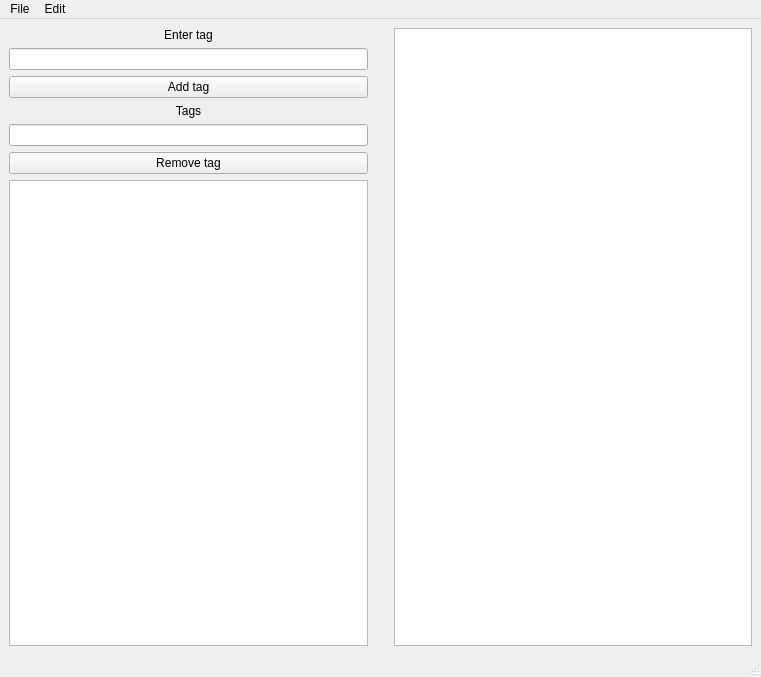
The window that mainwindow.ui (s6fty/Lokisa) describes before a commit, drawn with Qt 5.
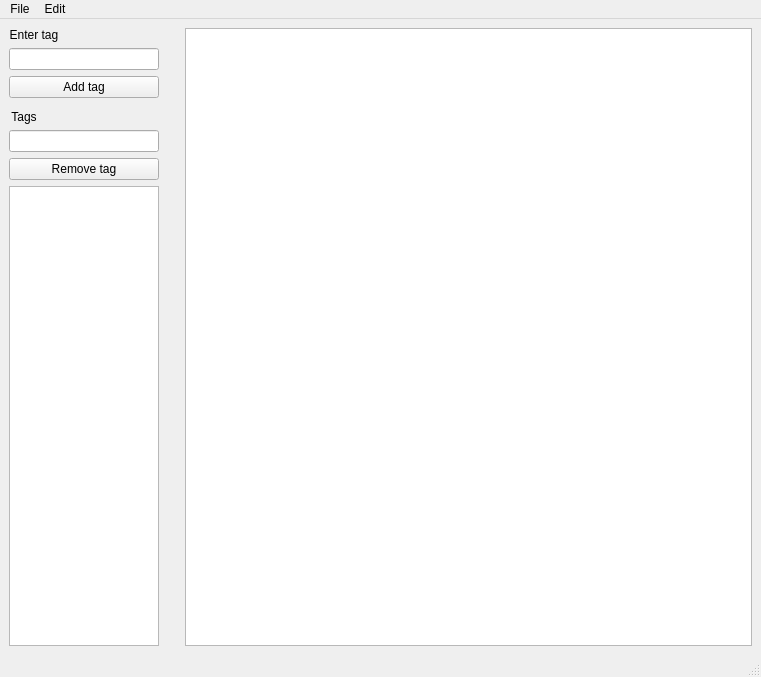
The same window after the commit.

```diff
--- a/mainwindow.ui
+++ b/mainwindow.ui
@@ -15,7 +15,7 @@
   </property>
   <widget class="QWidget" name="centralwidget">
    <layout class="QGridLayout" name="gridLayout">
-    <item row="0" column="1" rowspan="7">
+    <item row="0" column="1" rowspan="8">
      <spacer name="verticalSpacer">
       <property name="orientation">
        <enum>Qt::Vertical</enum>
@@ -28,25 +28,50 @@
       </property>
      </spacer>
     </item>
+    <item row="6" column="0">
+     <widget class="QPushButton" name="pushButton_2">
+      <property name="maximumSize">
+       <size>
+        <width>150</width>
+        <height>16777215</height>
+       </size>
+      </property>
+      <property name="text">
+       <string>Remove tag</string>
+      </property>
+     </widget>
+    </item>
+    <item row="1" column="0">
+     <widget class="QLineEdit" name="lineEdit">
+      <property name="maximumSize">
+       <size>
+        <width>150</width>
+        <height>16777215</height>
+       </size>
+      </property>
+     </widget>
+    </item>
     <item row="2" column="0">
      <widget class="QPushButton" name="pushButton">
+      <property name="maximumSize">
+       <size>
+        <width>150</width>
+        <height>16777215</height>
+       </size>
+      </property>
       <property name="text">
        <string>Add tag</string>
       </property>
      </widget>
     </item>
-    <item row="3" column="0">
-     <widget class="QLabel" name="label_2">
-      <property name="text">
-       <string>Tags</string>
-      </property>
-      <property name="alignment">
-       <set>Qt::AlignCenter</set>
-      </property>
-     </widget>
-    </item>
     <item row="0" column="0">
      <widget class="QLabel" name="label">
+      <property name="maximumSize">
+       <size>
+        <width>50</width>
+        <height>16777215</height>
+       </size>
+      </property>
       <property name="text">
        <string>Enter tag</string>
       </property>
@@ -56,9 +81,22 @@
      </widget>
     </item>
     <item row="4" column="0">
-     <widget class="QLineEdit" name="lineEdit_2"/>
+     <widget class="QLabel" name="label_2">
+      <property name="maximumSize">
+       <size>
+        <width>30</width>
+        <height>16777215</height>
+       </size>
+      </property>
+      <property name="text">
+       <string>Tags</string>
+      </property>
+      <property name="alignment">
+       <set>Qt::AlignCenter</set>
+      </property>
+     </widget>
     </item>
-    <item row="0" column="2" rowspan="7">
+    <item row="0" column="2" rowspan="8">
      <widget class="QListWidget" name="listWidget_2">
       <property name="sizePolicy">
        <sizepolicy hsizetype="Expanding" vsizetype="Expanding">
@@ -89,16 +127,23 @@
       </property>
      </widget>
     </item>
-    <item row="1" column="0">
-     <widget class="QLineEdit" name="lineEdit"/>
-    </item>
-    <item row="6" column="0">
-     <widget class="QListWidget" name="listWidget"/>
+    <item row="7" column="0">
+     <widget class="QListWidget" name="listWidget">
+      <property name="maximumSize">
+       <size>
+        <width>150</width>
+        <height>16777215</height>
+       </size>
+      </property>
+     </widget>
     </item>
     <item row="5" column="0">
-     <widget class="QPushButton" name="pushButton_2">
-      <property name="text">
-       <string>Remove tag</string>
+     <widget class="QLineEdit" name="lineEdit_2">
+      <property name="maximumSize">
+       <size>
+        <width>150</width>
+        <height>16777215</height>
+       </size>
       </property>
      </widget>
     </item>
```
Left out of the diff: 5 changed lines with no effect on the pictures.
